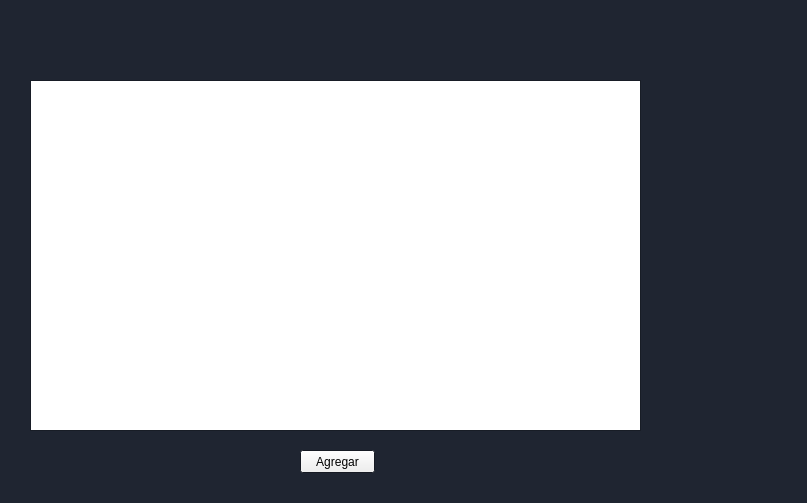
First picture: the form in matrizaerolinea.ui, repository pacheevb/ED_Proyecto2, before the edit.
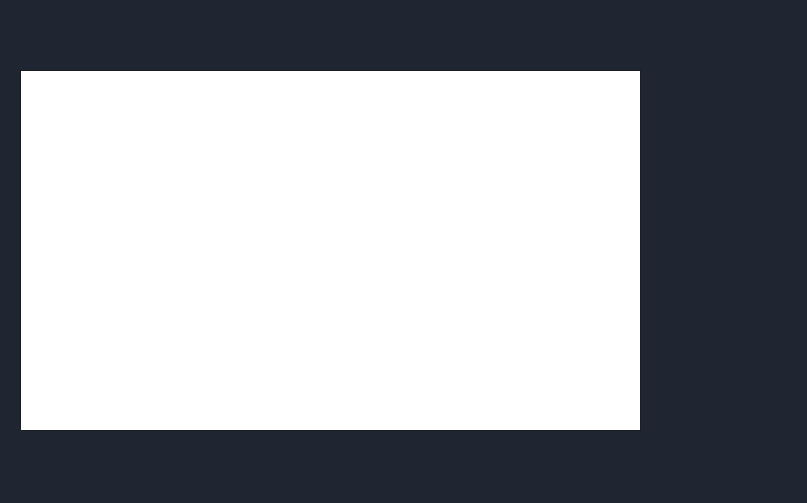
Second picture: the form after the edit. Icons and pictures are not drawn.

```diff
--- a/matrizaerolinea.ui
+++ b/matrizaerolinea.ui
@@ -100,7 +100,7 @@
    <property name="geometry">
     <rect>
      <x>690</x>
-     <y>260</y>
+     <y>140</y>
      <width>75</width>
      <height>41</height>
     </rect>
@@ -116,7 +116,7 @@
    <property name="geometry">
     <rect>
      <x>690</x>
-     <y>320</y>
+     <y>200</y>
      <width>75</width>
      <height>41</height>
     </rect>
@@ -132,7 +132,7 @@
    <property name="geometry">
     <rect>
      <x>690</x>
-     <y>380</y>
+     <y>260</y>
      <width>75</width>
      <height>41</height>
     </rect>
@@ -148,7 +148,7 @@
    <property name="geometry">
     <rect>
      <x>690</x>
-     <y>440</y>
+     <y>320</y>
      <width>75</width>
      <height>41</height>
     </rect>
@@ -163,21 +163,24 @@
   <widget class="QPushButton" name="btn_agregarCiudad">
    <property name="geometry">
     <rect>
-     <x>300</x>
-     <y>450</y>
-     <width>75</width>
-     <height>23</height>
+     <x>30</x>
+     <y>440</y>
+     <width>181</width>
+     <height>41</height>
     </rect>
    </property>
    <property name="text">
-    <string>Agregar</string>
+    <string/>
+   </property>
+   <property name="flat">
+    <bool>true</bool>
    </property>
   </widget>
   <widget class="QLabel" name="label_3">
    <property name="geometry">
     <rect>
      <x>670</x>
-     <y>260</y>
+     <y>140</y>
      <width>121</width>
      <height>51</height>
     </rect>
@@ -193,7 +196,7 @@
    <property name="geometry">
     <rect>
      <x>670</x>
-     <y>320</y>
+     <y>200</y>
      <width>121</width>
      <height>51</height>
     </rect>
@@ -209,7 +212,7 @@
    <property name="geometry">
     <rect>
      <x>670</x>
-     <y>380</y>
+     <y>260</y>
      <width>121</width>
      <height>51</height>
     </rect>
@@ -225,7 +228,7 @@
    <property name="geometry">
     <rect>
      <x>670</x>
-     <y>440</y>
+     <y>320</y>
      <width>121</width>
      <height>51</height>
     </rect>
@@ -240,10 +243,10 @@
   <widget class="QTableWidget" name="tableWidget">
    <property name="geometry">
     <rect>
-     <x>30</x>
-     <y>80</y>
-     <width>611</width>
-     <height>351</height>
+     <x>20</x>
+     <y>70</y>
+     <width>621</width>
+     <height>361</height>
     </rect>
    </property>
   </widget>
```
Left out of the diff: 19 changed lines with no effect on the pictures.
